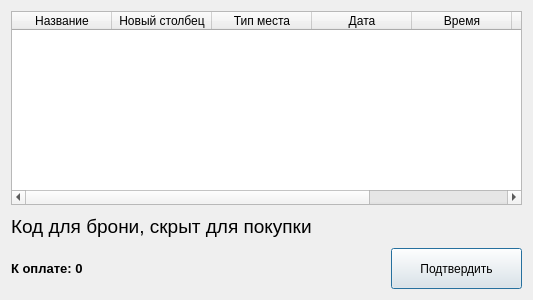
Qt form VTeatre/finalywindow.ui (sashaserg/Cursovaya) before a commit.
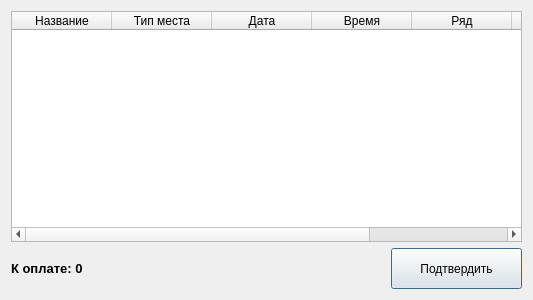
The same form after that commit.

What changed in the file:
```diff
--- a/VTeatre/finalywindow.ui
+++ b/VTeatre/finalywindow.ui
@@ -6,7 +6,7 @@
    <rect>
     <x>0</x>
     <y>0</y>
-    <width>531</width>
+    <width>533</width>
     <height>300</height>
    </rect>
   </property>
@@ -29,11 +29,6 @@
          <string>Название</string>
         </property>
        </column>
-       <column>
-        <property name="text">
-         <string>Новый столбец</string>
-        </property>
-       </column>
        <column>
         <property name="text">
          <string>Тип места</string>
@@ -54,6 +49,11 @@
          <string>Ряд</string>
         </property>
        </column>
+       <column>
+        <property name="text">
+         <string>Место</string>
+        </property>
+       </column>
        <column>
         <property name="text">
          <string>Цена</string>
@@ -63,24 +63,6 @@
      </item>
      <item>
       <layout class="QVBoxLayout" name="verticalLayout">
-       <item>
-        <widget class="QLabel" name="labelCode">
-         <property name="minimumSize">
-          <size>
-           <width>511</width>
-           <height>31</height>
-          </size>
-         </property>
-         <property name="font">
-          <font>
-           <pointsize>14</pointsize>
-          </font>
-         </property>
-         <property name="text">
-          <string>Код для брони, скрыт для покупки</string>
-         </property>
-        </widget>
-       </item>
        <item>
         <layout class="QHBoxLayout" name="horizontalLayout">
          <item>
```
